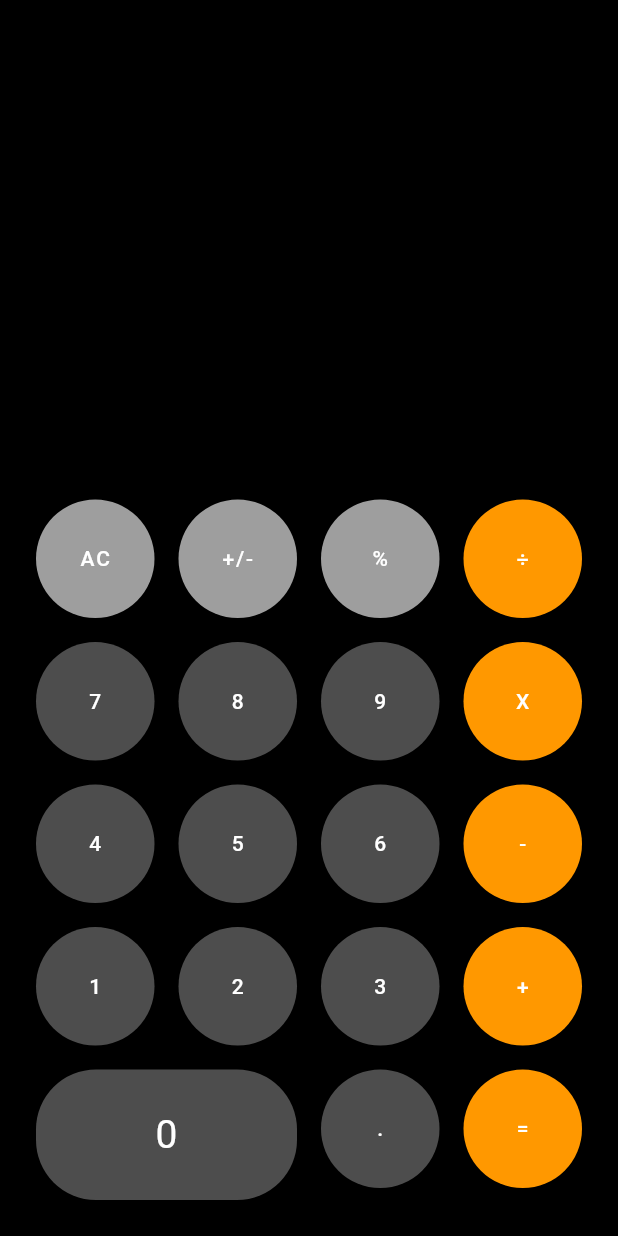
After one commit to eamarelo/hello_world_flutter, a Flutter app: the MenuPageWidget screen opened directly, after a tap on "Calculator", on a phone screen of 412 x 824 dp. The commit adds this screen. Run offline on Flutter 3.47's test engine with Material 2 defaults, Android fonts, the phone set to English and light mode, and no system bars; our stand-ins replace cached_network_image, image_picker, shared_preferences; accounts and stored records are empty.

Commit message:
add style to calculPage && connect to start menu

```diff
--- /dev/null
+++ b/lib/page/calculator_page.dart
@@ -0,0 +1,348 @@
+import 'package:flutter/material.dart';
+
+class CalculatorWidgetPage extends StatefulWidget {
+  @override
+  _CalculatorWidgetPageState createState() => _CalculatorWidgetPageState();
+}
+
+class _CalculatorWidgetPageState extends State<CalculatorWidgetPage> {
+  @override
+  Widget build(BuildContext context) {
+    return Scaffold(
+      backgroundColor: Colors.black,
+      body: Padding(
+        padding: const EdgeInsets.all(16.0),
+        child: Column(
+          crossAxisAlignment: CrossAxisAlignment.stretch,
+          mainAxisAlignment: MainAxisAlignment.end,
+          children: <Widget>[
+            Row(
+              mainAxisAlignment: MainAxisAlignment.end,
+              children: <Widget>[Text('0')],
+            ),
+            Column(
+              crossAxisAlignment: CrossAxisAlignment.stretch,
+              children: <Widget>[
+                Row(
+                  children: <Widget>[
+                    Expanded(
+                      child: Padding(
+                        padding: const EdgeInsets.all(8.0),
+                        child: AspectRatio(
+                          aspectRatio: 1.0,
+                          child: FloatingActionButton(
+                            heroTag: 'AC',
+                            child: Text('AC'),
+                            backgroundColor: Colors.grey,
+                            elevation: 0,
+                            onPressed: () => {},
+                          ),
+                        ),
+                      ),
+                    ),
+                    Expanded(
+                      child: Padding(
+                        padding: const EdgeInsets.all(8.0),
+                        child: AspectRatio(
+                          aspectRatio: 1.0,
+                          child: FloatingActionButton(
+                            heroTag: '+/-',
+                            child: Text('+/-'),
+                            backgroundColor: Colors.grey,
+                            elevation: 0,
+                            onPressed: () => {},
+                          ),
+                        ),
+                      ),
+                    ),
+                    Expanded(
+                      child: Padding(
+                        padding: const EdgeInsets.all(8.0),
+                        child: AspectRatio(
+                          aspectRatio: 1,
+                          child: FloatingActionButton(
+                            heroTag: '%',
+                            child: Text('%'),
+                            backgroundColor: Colors.grey,
+                            elevation: 0,
+                            onPressed: () => {},
+                          ),
+                        ),
+                      ),
+                    ),
+                    Expanded(
+                      child: Padding(
+                        padding: const EdgeInsets.all(8.0),
+                        child: AspectRatio(
+                          aspectRatio: 1,
+                          child: FloatingActionButton(
+                            heroTag: '÷',
+                            child: Text('÷'),
+                            backgroundColor: Colors.orange,
+                            elevation: 0,
+                            onPressed: () => {},
+                          ),
+                        ),
+                      ),
+                    ),
+                  ],
+                ),
+                Row(
+                  crossAxisAlignment: CrossAxisAlignment.start,
+                  children: <Widget>[
+                    Expanded(
+                      child: Padding(
+                        padding: const EdgeInsets.all(8.0),
+                        child: AspectRatio(
+                          aspectRatio: 1,
+                          child: FloatingActionButton(
+                            heroTag: '7',
+                            child: Text('7'),
+                            backgroundColor: Colors.white30,
+                            elevation: 0,
+                            onPressed: () => {},
+                          ),
+                        ),
+                      ),
+                    ),
+                    Expanded(
+                      child: Padding(
+                        padding: const EdgeInsets.all(8.0),
+                        child: AspectRatio(
+                          aspectRatio: 1,
+                          child: FloatingActionButton(
+                            heroTag: '8',
+                            child: Text('8'),
+                            backgroundColor: Colors.white30,
+                            elevation: 0,
+                            onPressed: () => {},
+                          ),
+                        ),
+                      ),
+                    ),
+                    Expanded(
+                      child: Padding(
+                        padding: const EdgeInsets.all(8.0),
+                        child: AspectRatio(
+                          aspectRatio: 1,
+                          child: FloatingActionButton(
+                            heroTag: '9',
+                            child: Text('9'),
+                            backgroundColor: Colors.white30,
+                            elevation: 0,
+                            onPressed: () => {},
+                          ),
+                        ),
+                      ),
+                    ),
+                    Expanded(
+                      child: Padding(
+                        padding: const EdgeInsets.all(8.0),
+                        child: AspectRatio(
+                          aspectRatio: 1,
+                          child: FloatingActionButton(
+                            heroTag: 'X',
+                            child: Text('X'),
+                            backgroundColor: Colors.orange,
+                            elevation: 0,
+                            onPressed: () => {},
+                          ),
+                        ),
+                      ),
+                    ),
+                  ],
+                ),
+                Row(
+                  crossAxisAlignment: CrossAxisAlignment.start,
+                  children: <Widget>[
+                    Expanded(
+                      child: Padding(
+                        padding: const EdgeInsets.all(8.0),
+                        child: AspectRatio(
+                          aspectRatio: 1,
+                          child: FloatingActionButton(
+                            heroTag: '4',
+                            child: Text('4'),
+                            backgroundColor: Colors.white30,
+                            elevation: 0,
+                            onPressed: () => {},
+                          ),
+                        ),
+                      ),
+                    ),
+                    Expanded(
+                      child: Padding(
+                        padding: const EdgeInsets.all(8.0),
+                        child: AspectRatio(
+                          aspectRatio: 1,
+                          child: FloatingActionButton(
+                            heroTag: '5',
+                            child: Text('5'),
+                            backgroundColor: Colors.white30,
+                            elevation: 0,
+                            onPressed: () => {},
+                          ),
+                        ),
+                      ),
+                    ),
+                    Expanded(
+                      child: Padding(
+                        padding: const EdgeInsets.all(8.0),
+                        child: AspectRatio(
+                          aspectRatio: 1,
+                          child: FloatingActionButton(
+                            heroTag: '6',
+                            child: Text('6'),
+                            backgroundColor: Colors.white30,
+                            elevation: 0,
+                            onPressed: () => {},
+                          ),
+                        ),
+                      ),
+                    ),
+                    Expanded(
+                      child: Padding(
+                        padding: const EdgeInsets.all(8.0),
+                        child: AspectRatio(
+                          aspectRatio: 1,
+                          child: FloatingActionButton(
+                            heroTag: '-',
+                            child: Text('-'),
+                            backgroundColor: Colors.orange,
+                            elevation: 0,
+                            onPressed: () => {},
+                          ),
+                        ),
+                      ),
+                    ),
+                  ],
+                ),
+                Row(
+                  crossAxisAlignment: CrossAxisAlignment.start,
+                  children: <Widget>[
+                    Expanded(
+                      child: Padding(
+                        padding: const EdgeInsets.all(8.0),
+                        child: AspectRatio(
+                          aspectRatio: 1,
+                          child: FloatingActionButton(
+                            heroTag: '1',
+                            child: Text('1'),
+                            backgroundColor: Colors.white30,
+                            elevation: 0,
+                            onPressed: () => {},
+                          ),
+                        ),
+                      ),
+                    ),
+                    Expanded(
+                      child: Padding(
+                        padding: const EdgeInsets.all(8.0),
+                        child: AspectRatio(
+                          aspectRatio: 1,
+                          child: FloatingActionButton(
+                            heroTag: '2',
+                            child: Text('2'),
+                            backgroundColor: Colors.white30,
+                            elevation: 0,
+                            onPressed: () => {},
+                          ),
+                        ),
+                      ),
+                    ),
+                    Expanded(
+                      child: Padding(
+                        padding: const EdgeInsets.all(8.0),
+                        child: AspectRatio(
+                          aspectRatio: 1,
+                          child: FloatingActionButton(
+                            heroTag: '3',
+                            child: Text('3'),
+                            backgroundColor: Colors.white30,
+                            elevation: 0,
+                            onPressed: () => {},
+                          ),
+                        ),
+                      ),
+                    ),
+                    Expanded(
+                      child: Padding(
+                        padding: const EdgeInsets.all(8.0),
+                        child: AspectRatio(
+                          aspectRatio: 1,
+                          child: FloatingActionButton(
+                            heroTag: '+',
+                            child: Text('+'),
+                            backgroundColor: Colors.orange,
+                            elevation: 5,
+                            onPressed: () => {},
+                          ),
+                        ),
+                      ),
+                    ),
+                  ],
+                ),
+                Row(
+                  crossAxisAlignment: CrossAxisAlignment.start,
+                  children: <Widget>[
+                    Expanded(
+                      flex: 2,
+                      child: Padding(
+                        padding: const EdgeInsets.all(8.0),
+                        child: AspectRatio(
+                          aspectRatio: 2,
+                          child: Container(
+                            alignment: Alignment.center,
+                            decoration: BoxDecoration(
+                                borderRadius:
+                                    new BorderRadius.all(Radius.circular(40.0)),
+                                color: Colors.white30),
+                            child: Text(
+                              '0',
+                              style: TextStyle(
+                                  color: Colors.white, fontSize: 26.0),
+                            ),
+                          ),
+                        ),
+                      ),
+                    ),
+                    Expanded(
+                      child: Padding(
+                        padding: const EdgeInsets.all(8.0),
+                        child: AspectRatio(
+                          aspectRatio: 1,
+                          child: FloatingActionButton(
+                            heroTag: '.',
+                            child: Text('.'),
+                            backgroundColor: Colors.white30,
+                            elevation: 0,
+                            onPressed: () => {},
+                          ),
+                        ),
+                      ),
+                    ),
+                    Expanded(
+                      child: Padding(
+                        padding: const EdgeInsets.all(8.0),
+                        child: AspectRatio(
+                          aspectRatio: 1,
+                          child: FloatingActionButton(
+                            heroTag: '=',
+                            child: Text('='),
+                            backgroundColor: Colors.orange,
+                            elevation: 0,
+                            onPressed: () => {},
+                          ),
+                        ),
+                      ),
+                    ),
+                  ],
+                ),
+              ],
+            ),
+          ],
+        ),
+      ),
+    );
+  }
+}
--- a/lib/page/menu_page.dart
+++ b/lib/page/menu_page.dart
@@ -1,4 +1,5 @@
 import 'package:flutter/material.dart';
+import 'package:hello_world_flutter/page/calculator_page.dart';
 import 'package:hello_world_flutter/page/gallery_image_page.dart';
 import 'package:hello_world_flutter/page/hero_animation_page.dart';
 import 'package:hello_world_flutter/page/login_page.dart';
@@ -61,6 +62,21 @@ class _MenuPageWidgetState extends State<MenuPageWidget> {
                   crossAxisAlignment: CrossAxisAlignment.stretch,
                   mainAxisAlignment: MainAxisAlignment.end,
                   children: <Widget>[
+                    RaisedButton(
+                      color: Colors.blue,
+                      child: Row(
+                        children: <Widget>[
+                          Text(
+                            'Calculator',
+                            style: TextStyle(color: Colors.white),
+                          ),
+                        ],
+                      ),
+                      onPressed: () {
+                        print('Calculator clicked');
+                        _goToCalculatorPage();
+                      },
+                    ),
                     RaisedButton(
                       color: Colors.blue,
                       child: Row(
@@ -191,4 +207,10 @@ class _MenuPageWidgetState extends State<MenuPageWidget> {
       return HeroAnimationPage();
     }));
   }
+
+  _goToCalculatorPage() {
+    Navigator.push(context, MaterialPageRoute(builder: (context) {
+      return CalculatorWidgetPage();
+    }));
+  }
 }
```
